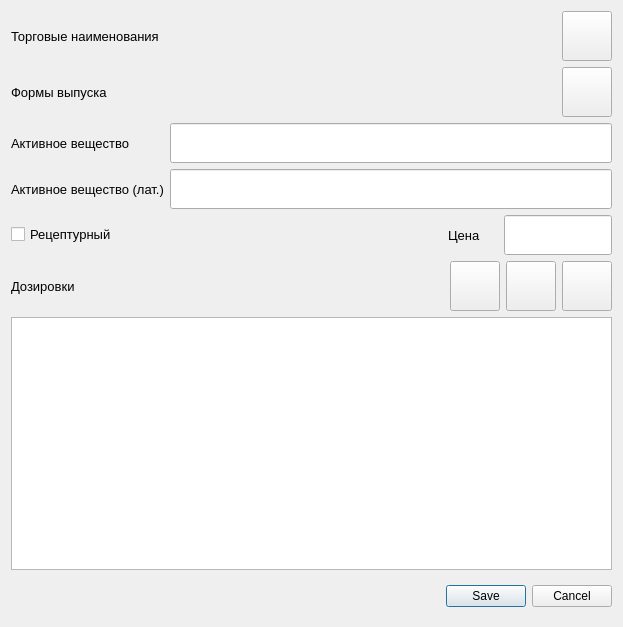
Before: the Qt Designer form interface/medicine/medicineDrugForm.ui in strizh78/MApp, drawn with Qt 5.
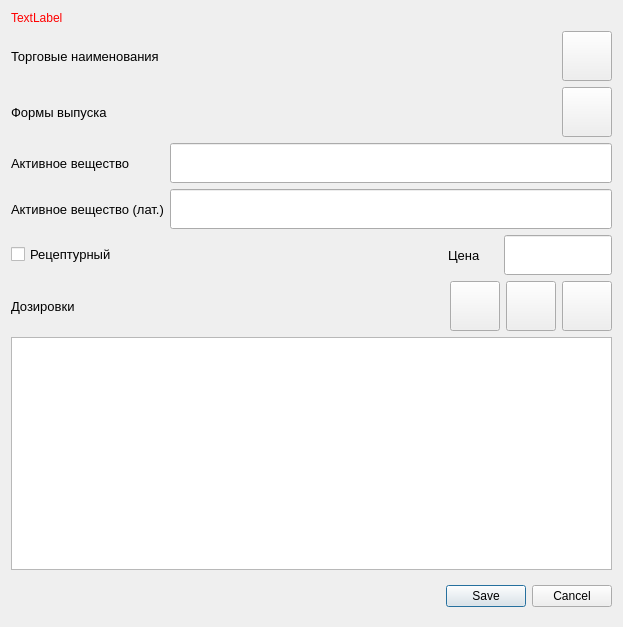
After: the same form once the commit is applied. Icons and pictures are not drawn.

Commit message: move to use utils *error log *get QString from vector<QString>

Diff of the .ui file:
```diff
--- a/interface/medicine/medicineDrugForm.ui
+++ b/interface/medicine/medicineDrugForm.ui
@@ -14,6 +14,19 @@
    <string>Form</string>
   </property>
   <layout class="QVBoxLayout" name="verticalLayout_2">
+   <item>
+    <widget class="QLabel" name="errorLabel">
+     <property name="styleSheet">
+      <string notr="true">color: #ff0000;</string>
+     </property>
+     <property name="text">
+      <string>TextLabel</string>
+     </property>
+     <property name="wordWrap">
+      <bool>true</bool>
+     </property>
+    </widget>
+   </item>
    <item>
     <layout class="QVBoxLayout" name="verticalLayout">
      <item>
```
The commit also changes 2 other files.
